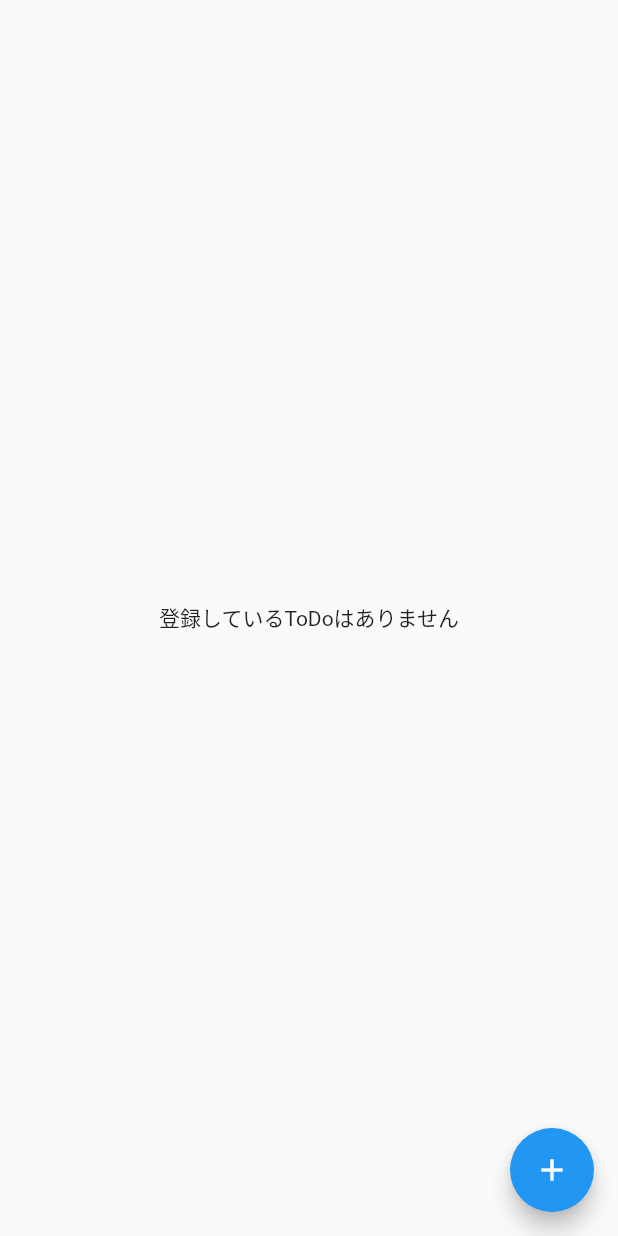
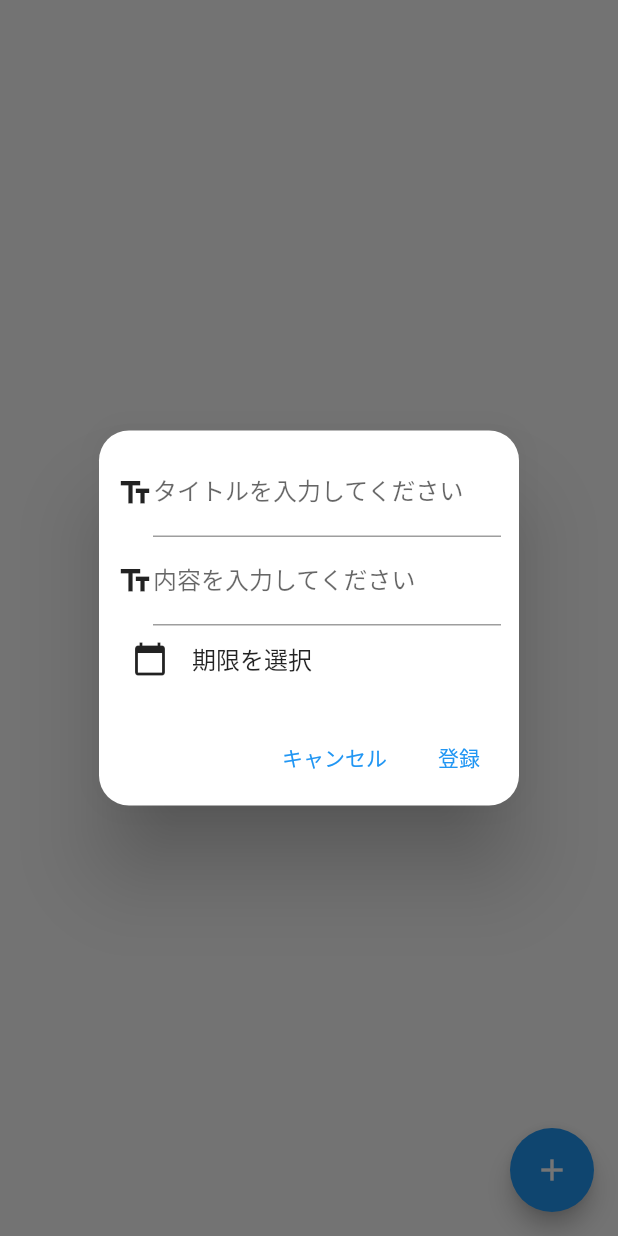
Before and after one commit to shun0921/flutter-tutorial, a Flutter app: the TodoView screen opened directly, after a tap on the "add" icon, on a phone screen of 412 x 824 dp. Run offline on Flutter 3.47's test engine with Material 2 defaults, Android fonts, the phone set to English and light mode, and no system bars; our stand-ins replace drift, flutter_riverpod, flutter_slidable, freezed_annotation; accounts and stored records are empty; generated files the repository leaves out were written again; network calls fail.

Commit message:
Tutorial 8 不具合修正

```diff
--- a/lib/main.dart
+++ b/lib/main.dart
@@ -4,24 +4,25 @@ import 'package:flutter_tutorial/index_page.dart';
 import 'package:flutter_tutorial/todo_list/model/todos.dart';
 
 void main() {
-  final database = MyDatabase();
-  runApp(ProviderScope(child: MyApp(database: database)));
+  runApp(
+    ProviderScope(
+      child: MyApp(),
+    ),
+  );
 }
 
+final databaseProvider = Provider<MyDatabase>((ref) {
+  return MyDatabase();
+});
+
 class MyApp extends StatelessWidget {
-  final MyDatabase database;
-  const MyApp({
-    Key? key,
-    required this.database,
-  }) : super(key: key);
-
   @override
   Widget build(BuildContext context) {
     return MaterialApp(
       debugShowCheckedModeBanner: false,
       title: 'Flutter Demo',
       theme: ThemeData(),
-      home: IndexPage(database: database),
+      home: IndexPage(),
     );
   }
 }
--- a/lib/todo_list/view/todo_view.dart
+++ b/lib/todo_list/view/todo_view.dart
@@ -1,7 +1,9 @@
 import 'package:flutter/material.dart';
 import 'package:flutter_riverpod/flutter_riverpod.dart';
 import 'package:flutter_slidable/flutter_slidable.dart';
+import 'package:flutter_tutorial/todo_list/model/todo_model.dart';
 import 'package:flutter_tutorial/todo_list/model_view/todoList_notifier.dart';
+import 'package:intl/intl.dart';
 
 class TodoView extends ConsumerWidget {
   const TodoView({super.key});
@@ -60,5 +62,117 @@ class TodoView extends ConsumerWidget {
     );
   }
 
-  void _showAddDialog(BuildContext context, WidgetRef ref) {}
+  void _showAddDialog(BuildContext context, WidgetRef ref) {
+    TextEditingController titleController = TextEditingController();
+    TextEditingController subTitleController = TextEditingController();
+    DateTime? selectedDate;
+
+    Future<void> selectDate(
+        BuildContext context, StateSetter setStateDialog) async {
+      final DateTime? picked = await showDatePicker(
+        context: context,
+        initialDate: selectedDate ?? DateTime.now(),
+        firstDate: DateTime(2000),
+        lastDate: DateTime(2101),
+      );
+      if (picked != null && picked != selectedDate) {
+        setStateDialog(() {
+          selectedDate = picked;
+        });
+      }
+    }
+
+    showDialog(
+      context: context,
+      builder: (BuildContext context) {
+        return StatefulBuilder(
+          builder: (context, setStateDialog) {
+            return AlertDialog(
+              contentPadding: const EdgeInsets.all(12),
+              shape: const RoundedRectangleBorder(
+                borderRadius: BorderRadius.all(Radius.circular(20)),
+              ),
+              content: Column(
+                mainAxisSize: MainAxisSize.min,
+                crossAxisAlignment: CrossAxisAlignment.stretch,
+                children: <Widget>[
+                  Row(
+                    children: [
+                      const Icon(
+                        Icons.text_fields,
+                      ),
+                      Expanded(
+                        child: TextField(
+                          controller: titleController,
+                          decoration:
+                              const InputDecoration(labelText: 'タイトルを入力してください'),
+                        ),
+                      ),
+                    ],
+                  ),
+                  Row(
+                    children: [
+                      const Icon(
+                        Icons.text_fields,
+                      ),
+                      Expanded(
+                        child: TextField(
+                          controller: subTitleController,
+                          decoration:
+                              const InputDecoration(labelText: '内容を入力してください'),
+                        ),
+                      ),
+                    ],
+                  ),
+                  InkWell(
+                    onTap: () => selectDate(context, setStateDialog),
+                    child: Padding(
+                      padding: const EdgeInsets.all(10.0),
+                      child: Row(
+                        children: [
+                          const Icon(Icons.calendar_today),
+                          const SizedBox(width: 16.0),
+                          Text(
+                            selectedDate == null
+                                ? '期限を選択'
+                                : DateFormat('yyyy/MM/dd')
+                                    .format(selectedDate!),
+                          ),
+                        ],
+                      ),
+                    ),
+                  )
+                ],
+              ),
+              actions: <Widget>[
+                TextButton(
+                  child: const Text('キャンセル'),
+                  onPressed: () {
+                    Navigator.of(context).pop();
+                  },
+                ),
+                TextButton(
+                  child: const Text('登録'),
+                  onPressed: () {
+                    if (selectedDate != null) {
+                      ref.read(todoListProvider.notifier).addTodo(
+                            TodoModel(
+                              id: 0,
+                              title: titleController.text,
+                              subtitle: subTitleController.text,
+                              date: DateFormat('yyyy-MM-dd')
+                                  .format(selectedDate!),
+                            ),
+                          );
+                      Navigator.of(context).pop();
+                    }
+                  },
+                ),
+              ],
+            );
+          },
+        );
+      },
+    );
+  }
 }
--- a/pubspec.yaml
+++ b/pubspec.yaml
@@ -45,6 +45,8 @@ dependencies:
   freezed: ^2.4.5
   freezed_annotation: ^2.4.1
   flutter_riverpod: ^2.4.8
+  riverpod_generator: ^2.3.8
+  riverpod_annotation: ^2.3.2
 
 dev_dependencies:
   flutter_test:
```
Also changed, not shown: lib/index_page.dart (+4 -8 lines), 1 other file.
